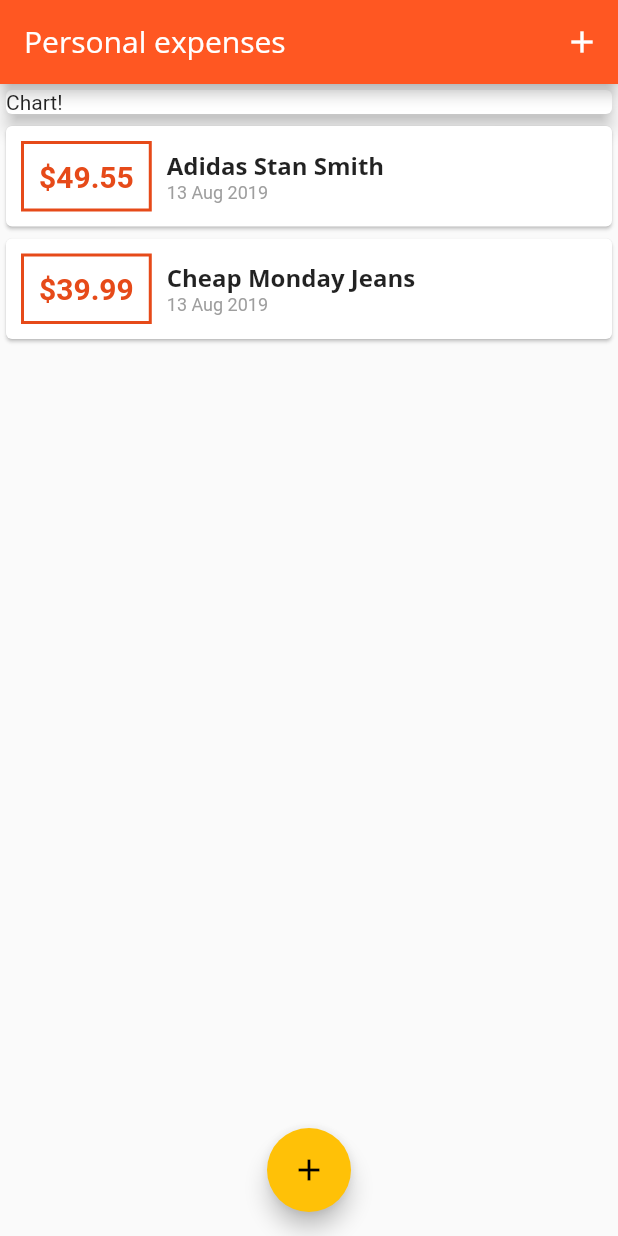
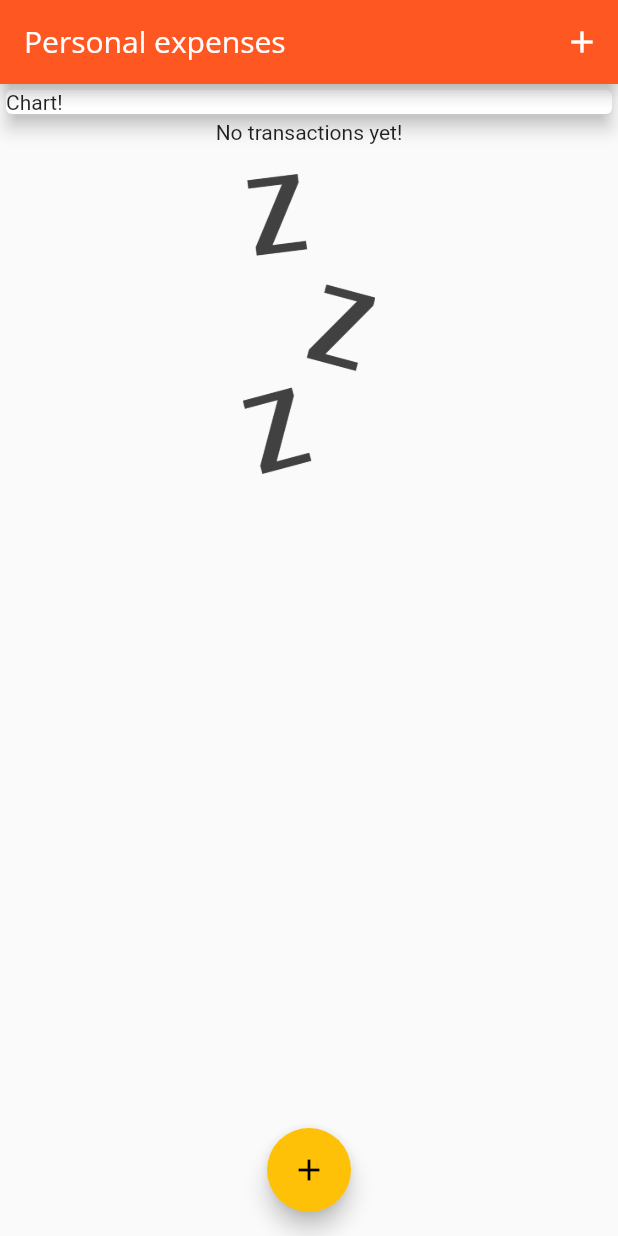
Before and after one commit to Haugen/flutter, a Flutter app: the screen it shows after launch, on a phone screen of 412 x 824 dp. Run offline on Flutter 3.47's test engine with Material 2 defaults, Android fonts, the phone set to English and light mode, and no system bars.

Commit message:
Added an image and a new widget to show when there are no transactions.

```diff
--- a/expenses/lib/main.dart
+++ b/expenses/lib/main.dart
@@ -2,6 +2,7 @@ import 'package:flutter/material.dart';
 
 import './widgets/new_transaction.dart';
 import './widgets/transaction_list.dart';
+import './widgets/no_transactions_yet.dart';
 import './models/transaction.dart';
 
 void main() => runApp(MyApp());
@@ -43,18 +44,18 @@ class MyHomePage extends StatefulWidget {
 
 class _MyHomePageState extends State<MyHomePage> {
   final List<Transaction> _userTransactions = [
-    Transaction(
-      id: '1',
-      title: 'Adidas Stan Smith',
-      amount: 49.55,
-      date: DateTime.now(),
-    ),
-    Transaction(
-      id: '2',
-      title: 'Cheap Monday Jeans',
-      amount: 39.99,
-      date: DateTime.now(),
-    ),
+    // Transaction(
+    //   id: '1',
+    //   title: 'Adidas Stan Smith',
+    //   amount: 49.55,
+    //   date: DateTime.now(),
+    // ),
+    // Transaction(
+    //   id: '2',
+    //   title: 'Cheap Monday Jeans',
+    //   amount: 39.99,
+    //   date: DateTime.now(),
+    // ),
   ];
 
   void _addNewTransaction(String txTitle, double txAmount) {
@@ -104,7 +105,9 @@ class _MyHomePageState extends State<MyHomePage> {
               child: Text("Chart!"),
             ),
           ),
-          TransactionList(_userTransactions),
+          _userTransactions.isNotEmpty
+              ? TransactionList(_userTransactions)
+              : NoTransactionsYet()
         ],
       ),
     );
--- /dev/null
+++ b/expenses/lib/widgets/no_transactions_yet.dart
@@ -0,0 +1,22 @@
+import 'package:flutter/material.dart';
+
+class NoTransactionsYet extends StatelessWidget {
+  @override
+  Widget build(BuildContext context) {
+    return Column(
+      children: <Widget>[
+        Text('No transactions yet!'),
+        SizedBox(
+          height: 20,
+        ),
+        Container(
+          height: 200,
+          child: Image.asset(
+            'assets/images/waiting.png',
+            fit: BoxFit.cover,
+          ),
+        )
+      ],
+    );
+  }
+}
--- a/expenses/pubspec.yaml
+++ b/expenses/pubspec.yaml
@@ -39,8 +39,8 @@ flutter:
   # the material Icons class.
   uses-material-design: true
   # To add assets to your application, add an assets section, like this:
-  # assets:
-  #  - images/a_dot_burr.jpeg
+  assets:
+    - assets/images/waiting.png
   #  - images/a_dot_ham.jpeg
   # An image asset can refer to one or more resolution-specific "variants", see
   # https://flutter.dev/assets-and-images/#resolution-aware.
```
Also changed, not shown: expenses/assets/images/waiting.png (added).
